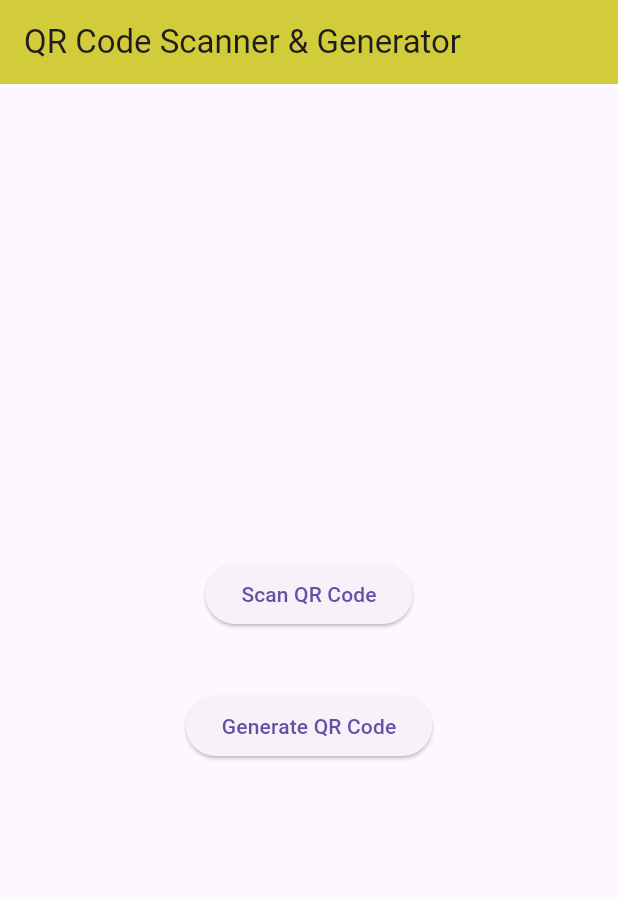
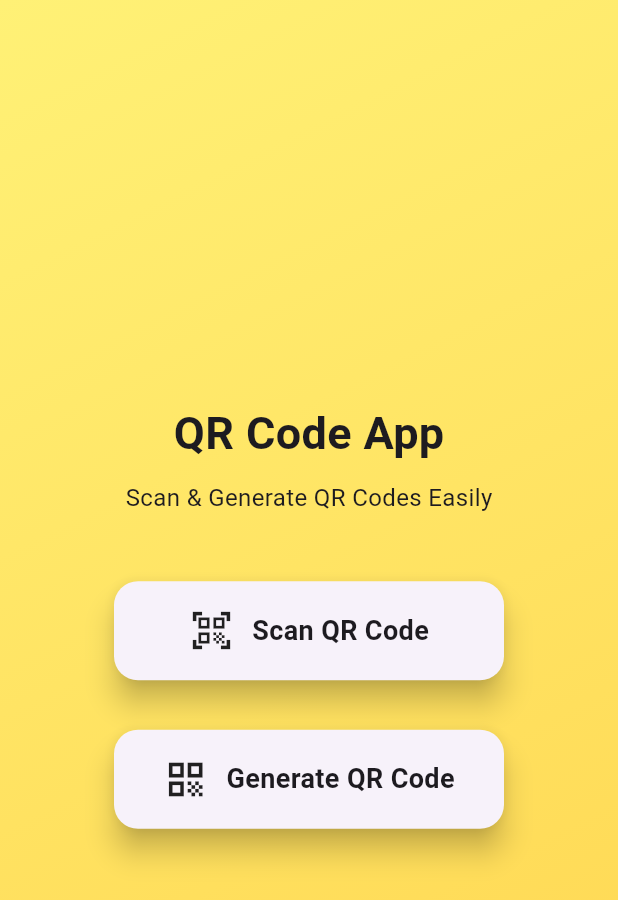
Before and after one commit to vishalsinghihs/qr_code, a Flutter app: the screen it shows after launch, on a phone screen of 412 x 824 dp. Shown: the top 900 px of the screen. Run offline on Flutter 3.47's test engine with Material 3 defaults, Android fonts, the phone set to English and light mode, and no system bars; our stand-ins replace qr_flutter; missing offline and left inert: flutter_barcode_scanner.

Commit message:
major ui changes

```diff
--- a/lib/main.dart
+++ b/lib/main.dart
@@ -9,47 +9,125 @@ void main() {
 class MyApp extends StatelessWidget {
   const MyApp({super.key});
 
-  // This widget is the root of your application.
   @override
   Widget build(BuildContext context) {
     return const MaterialApp(
-      title: 'QR code scanner and generator',
       debugShowCheckedModeBanner: false,
       home: HomePage(),
     );
   }
 }
 
-class HomePage extends StatefulWidget {
+class HomePage extends StatelessWidget {
   const HomePage({super.key});
 
   @override
-  State<HomePage> createState() => _HomePageState();
-}
-
-class _HomePageState extends State<HomePage> {
-  @override
   Widget build(BuildContext context) {
     return Scaffold(
-      appBar: AppBar(title: const Text('QR Code Scanner & Generator'),backgroundColor: const Color.fromARGB(255, 211, 204, 58),),
-      body: Center(
+      body: Container(
+        width: double.infinity,
+        decoration: const BoxDecoration(
+          gradient: LinearGradient(
+            colors: [
+              Color(0xFFFFF176),
+              Color(0xFFFFD54F),
+            ],
+            begin: Alignment.topLeft,
+            end: Alignment.bottomRight,
+          ),
+        ),
         child: Column(
           mainAxisAlignment: MainAxisAlignment.center,
           children: [
-           ElevatedButton(onPressed: () {
-            setState(() {
-              Navigator.of(context).push(MaterialPageRoute(builder: (context) => const ScanQrCode()));
-            });
-           }, child: const Text('Scan QR Code')),
-            const SizedBox(height: 40,),
-            ElevatedButton(onPressed: () {
-              setState(() {
-                Navigator.of(context).push(MaterialPageRoute(builder: (context) => const GenerateQrCode()));
-              });
-            }, child: const Text('Generate QR Code')),
+
+            // 🔳 App Title
+            const Text(
+              "QR Code App",
+              style: TextStyle(
+                fontSize: 30,
+                fontWeight: FontWeight.bold,
+              ),
+            ),
+
+            const SizedBox(height: 10),
+
+            const Text(
+              "Scan & Generate QR Codes Easily",
+              style: TextStyle(fontSize: 16),
+            ),
+
+            const SizedBox(height: 40),
+
+            // 🔘 Scan Button
+            _buildCardButton(
+              context,
+              title: "Scan QR Code",
+              icon: Icons.qr_code_scanner,
+              onTap: () {
+                Navigator.push(
+                  context,
+                  MaterialPageRoute(
+                    builder: (context) => const ScanQrCode(),
+                  ),
+                );
+              },
+            ),
+
+            const SizedBox(height: 25),
+
+            // 🔘 Generate Button
+            _buildCardButton(
+              context,
+              title: "Generate QR Code",
+              icon: Icons.qr_code,
+              onTap: () {
+                Navigator.push(
+                  context,
+                  MaterialPageRoute(
+                    builder: (context) => const GenerateQrCode(),
+                  ),
+                );
+              },
+            ),
           ],
         ),
       ),
     );
   }
+
+  // 🔧 Reusable Card Button
+  Widget _buildCardButton(
+    BuildContext context, {
+    required String title,
+    required IconData icon,
+    required VoidCallback onTap,
+  }) {
+    return GestureDetector(
+      onTap: onTap,
+      child: Card(
+        elevation: 8,
+        shape: RoundedRectangleBorder(
+          borderRadius: BorderRadius.circular(16),
+        ),
+        child: Container(
+          width: 260,
+          padding: const EdgeInsets.symmetric(vertical: 18),
+          child: Row(
+            mainAxisAlignment: MainAxisAlignment.center,
+            children: [
+              Icon(icon, size: 30),
+              const SizedBox(width: 12),
+              Text(
+                title,
+                style: const TextStyle(
+                  fontSize: 18,
+                  fontWeight: FontWeight.w600,
+                ),
+              ),
+            ],
+          ),
+        ),
+      ),
+    );
+  }
 }
```
